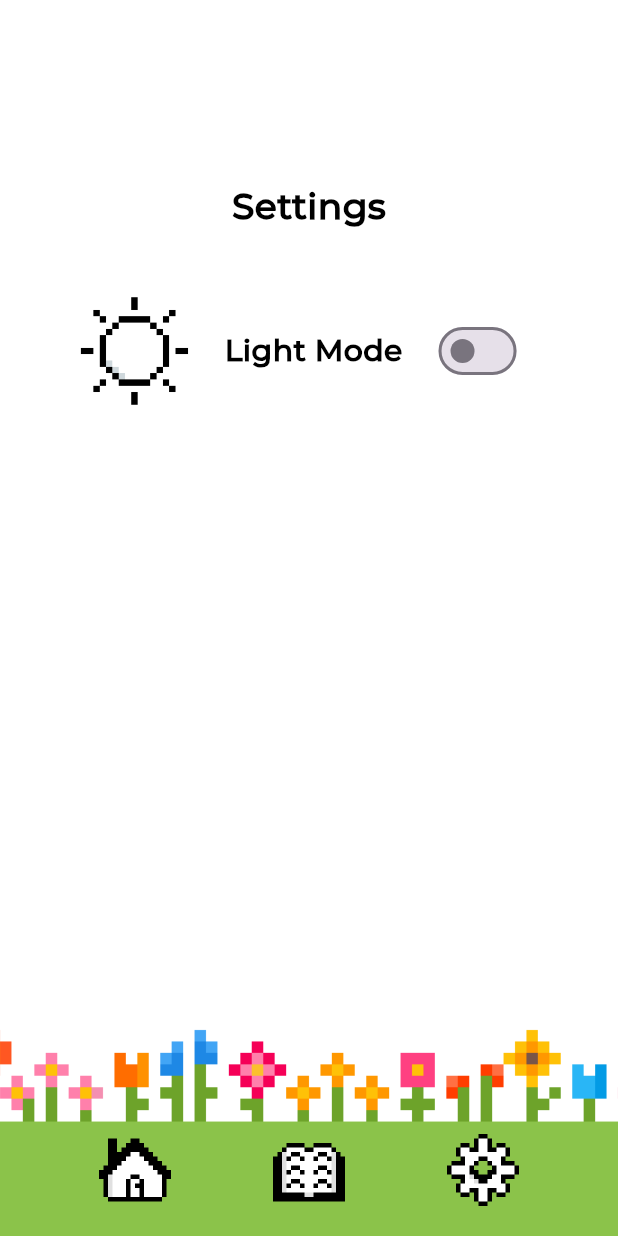
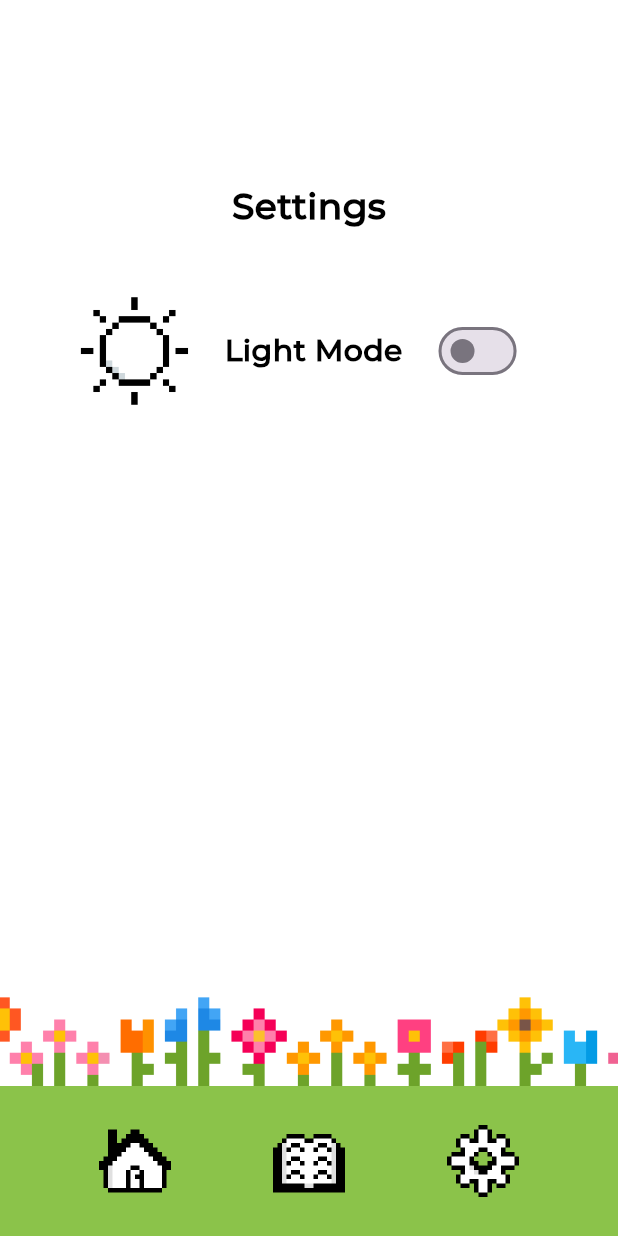
Before and after one commit to sxrah404/updog, a Flutter app: the screen it shows after launch, item 3 of the bottom bar chosen, on a phone screen of 412 x 824 dp. Run offline on Flutter 3.47's test engine with Material 3 defaults, Android fonts, the phone set to English and light mode, and no system bars; our stand-ins replace shared_preferences; missing offline and left inert: desktop_window.

Commit message:
separated bg and grass for nav bar

```diff
--- a/lib/main.dart
+++ b/lib/main.dart
@@ -9,7 +9,7 @@ import 'settings.dart';
 void main() async {
   WidgetsFlutterBinding.ensureInitialized();
   if (Platform.isWindows || Platform.isLinux || Platform.isMacOS) {
-    await DesktopWindow.setWindowSize(const Size(800, 1000));
+    await DesktopWindow.setWindowSize(const Size(780, 1000));
   }
   runApp(
     ChangeNotifierProvider(
@@ -51,17 +51,44 @@ class _MainScreenState extends State<MainScreen> {
   @override
   Widget build(BuildContext context) {
     return Scaffold(
-      body: Stack(children: [_pages[_selectedIndex], _buildNavBar()]),
-    );
-  }
-
-  Widget _buildNavBar() {
-    return Positioned(
-      bottom: 6,
+      body: Consumer<ThemeProvider>(
+        builder: (context, themeProvider, _) {
+          return Stack(
+            children: [
+              Column(
+                children: [
+                  Expanded(
+                    child: Container(
+                      width: double.infinity,
+                      decoration: BoxDecoration(
+                        image: DecorationImage(
+                          image: AssetImage(
+                            themeProvider.getImagePath('assets/images/bg.png'),
+                          ),
+                          fit: BoxFit.cover,
+                          alignment: Alignment.bottomCenter,
+                        ),
+                      ),
+                    ),
+                  ),
+                  Image.asset(
+                    themeProvider.getImagePath('assets/images/grass.png'),
+                    width: double.infinity,
+                    height: 100,
+                    fit: BoxFit.cover,
+                  ),
+                ],
+              ),
+              _pages[_selectedIndex],
+              Positioned(
+                bottom: 0,
                 left: 0,
                 right: 0,
+                height: 100,
+                child: Center(
                   child: Row(
                     mainAxisAlignment: MainAxisAlignment.center,
+                    mainAxisSize: MainAxisSize.min,
                     children: [
                       IconButton(
                         icon: Image.asset('assets/images/home.png', width: 60),
@@ -69,15 +96,27 @@ class _MainScreenState extends State<MainScreen> {
                       ),
                       const SizedBox(width: 40),
                       IconButton(
-            icon: Image.asset('assets/images/journal.png', width: 60),
+                        icon: Image.asset(
+                          'assets/images/journal.png',
+                          width: 60,
+                        ),
                         onPressed: () => _onItemTapped(1),
                       ),
                       const SizedBox(width: 40),
                       IconButton(
-            icon: Image.asset('assets/images/settings.png', width: 60),
+                        icon: Image.asset(
+                          'assets/images/settings.png',
+                          width: 60,
+                        ),
                         onPressed: () => _onItemTapped(2),
                       ),
                     ],
+                  ),
+                ),
+              ),
+            ],
+          );
+        },
       ),
     );
   }
@@ -90,16 +129,9 @@ class HomePage extends StatelessWidget {
   Widget build(BuildContext context) {
     return Consumer<ThemeProvider>(
       builder: (context, themeProvider, _) {
-        return Container(
-          decoration: BoxDecoration(
-            image: DecorationImage(
-              image: AssetImage(
-                themeProvider.getImagePath('assets/images/bg.png'),
-              ),
-              fit: BoxFit.cover,
-            ),
-          ),
-          child: SafeArea(
+        return SafeArea(
+          child: Padding(
+            padding: const EdgeInsets.only(bottom: 100),
             child: Column(
               children: [
                 Padding(
@@ -136,7 +168,6 @@ class HomePage extends StatelessWidget {
                     ),
                   ),
                 ),
-                const SizedBox(height: 100),
               ],
             ),
           ),
--- a/lib/settings.dart
+++ b/lib/settings.dart
@@ -9,16 +9,19 @@ class SettingsPage extends StatelessWidget {
   Widget build(BuildContext context) {
     return Consumer<ThemeProvider>(
       builder: (context, themeProvider, _) {
-        return Container(
+        return SafeArea(
+          child: Padding(
+            padding: const EdgeInsets.only(bottom: 100),
+            child: Container(
               decoration: BoxDecoration(
                 image: DecorationImage(
                   image: AssetImage(
                     themeProvider.getImagePath('assets/images/settings_bg.png'),
                   ),
                   fit: BoxFit.cover,
+                  alignment: Alignment.bottomCenter,
                 ),
               ),
-          child: SafeArea(
               child: Center(
                 child: Column(
                   mainAxisAlignment: MainAxisAlignment.start,
@@ -76,6 +79,7 @@ class SettingsPage extends StatelessWidget {
                 ),
               ),
             ),
+          ),
         );
       },
     );
```
Also changed, not shown: lib/journal.dart (+5 -10 lines), assets/images/bg.png, assets/images/bg_dark.png, assets/images/grass.png (added), assets/images/grass_dark.png (added), assets/images/journal1_bg.png, assets/images/journal1_bg_dark.png, assets/images/journal2-bg-dark.png (deleted), assets/images/journal2_bg.png (added), assets/images/journal2_bg_dark.png, assets/images/settings_bg.png, assets/images/settings_bg_dark.png. Lines whose indentation alone changed are shown as unchanged.
